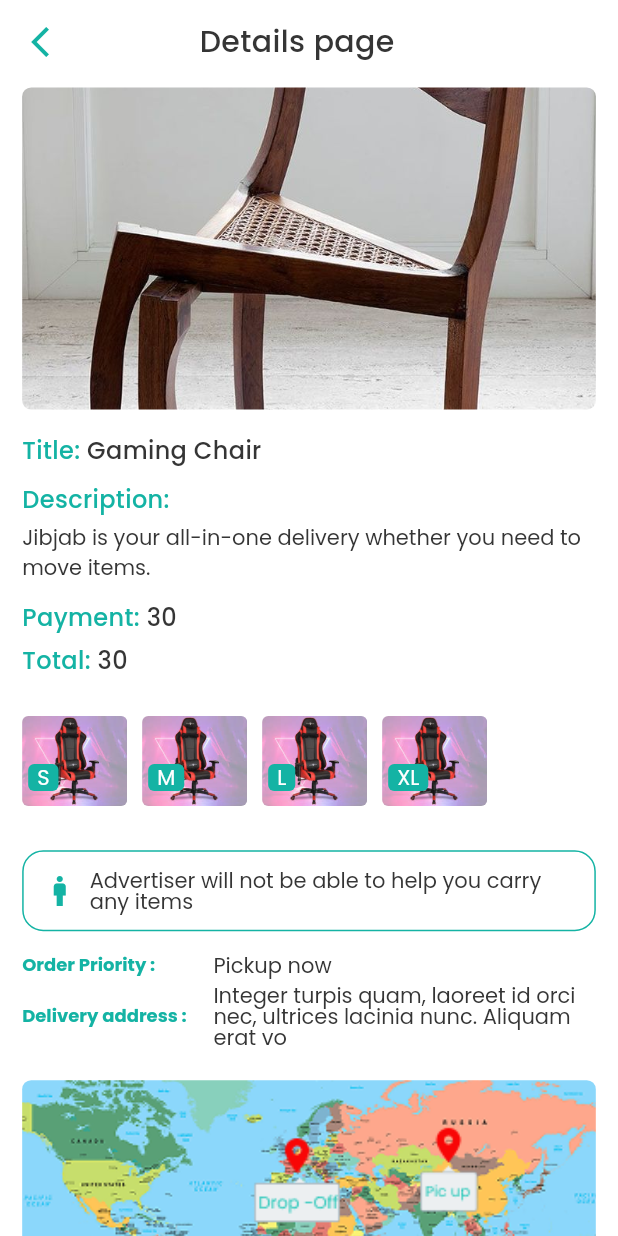
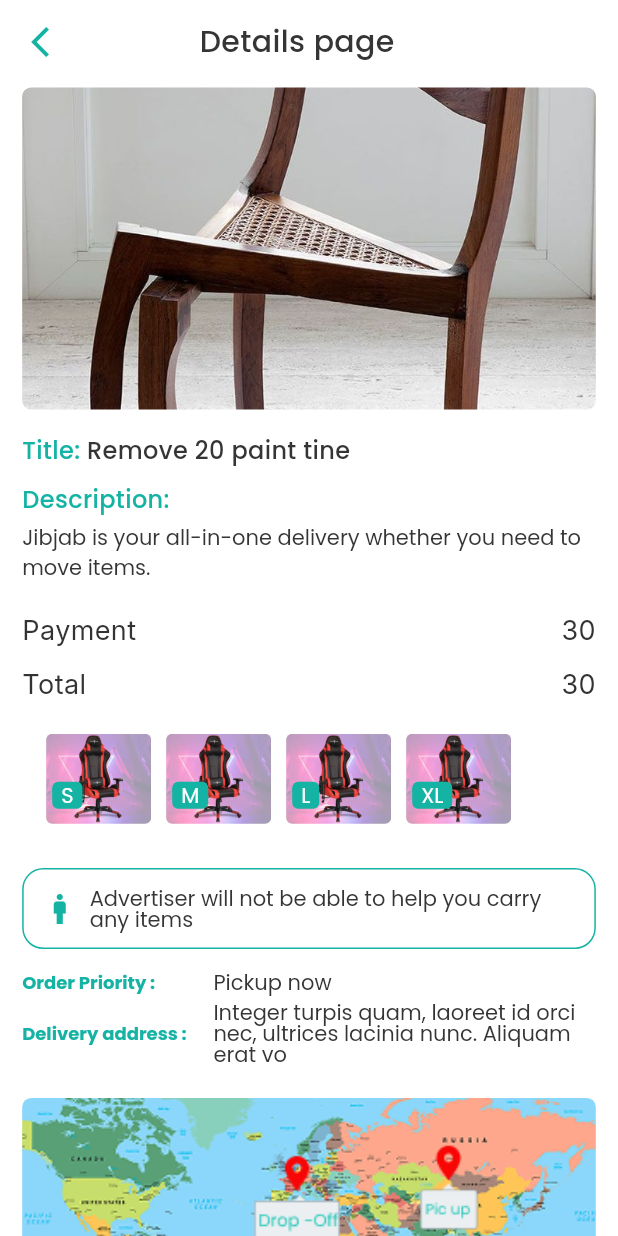
Before and after one commit to learnwithmotaleb/jibjab, a Flutter app: the DetailsOrderScreen screen opened by its route, on a phone screen of 412 x 824 dp. Run offline on Flutter 3.47's test engine with Material 3 defaults, Android fonts, the light colour scheme and no system bars; our stand-ins replace cached_network_image, flutter_screenutil, flutter_spinkit, flutter_svg, fpdart, gap and 14 more; accounts and stored records are empty.

Commit message:
first commit

```diff
--- a/lib/core/routes/route_path.dart
+++ b/lib/core/routes/route_path.dart
@@ -157,6 +157,13 @@ class RoutePath {
 
 
 
+  //===============================DetailsOrderScreen ===============
+  static const String walletScreen = '/WalletScreen';
+
+
+
+
+
 
 
 
--- a/lib/core/routes/routes.dart
+++ b/lib/core/routes/routes.dart
@@ -58,6 +58,8 @@ import 'package:jibjab/presentation/screens/profile/publicProfile/screen/public_
 import 'package:jibjab/presentation/screens/readmore/controller/readmore_controller.dart';
 import 'package:jibjab/presentation/screens/readmore/screen/readmore_screen.dart';
 import 'package:jibjab/presentation/screens/splash_screen/splash_screen.dart';
+import 'package:jibjab/presentation/screens/wallet/controller/wallet_controller.dart';
+import 'package:jibjab/presentation/screens/wallet/screen/wallet_screen.dart';
 import 'package:jibjab/presentation/screens/welcome/screen/welcome_screen.dart';
 
 import '../../global/language/controller/language_controller.dart';
@@ -638,6 +640,19 @@ class AppRouter {
 
 
 
+//====================RecommendScreen ===============
+
+    GetPage(
+      name: RoutePath.walletScreen,
+      page: () => WalletScreen(),
+      transition: Transition.rightToLeft,
+      binding: BindingsBuilder(() {
+        Get.put(WalletController());
+      }),
+    ),
+
+
+
 
 
 
--- a/lib/presentation/screens/AddNewOrder/details_order/screen/details_order_screen.dart
+++ b/lib/presentation/screens/AddNewOrder/details_order/screen/details_order_screen.dart
@@ -1,5 +1,8 @@
 import 'package:flutter/material.dart';
+import 'package:get/get_core/src/get_main.dart';
+import 'package:get/get_navigation/src/extension_navigation.dart';
 import 'package:get/get_utils/src/extensions/internacionalization.dart';
+import 'package:jibjab/core/routes/route_path.dart';
 
 import '../../../../../utils/app_colors/app_colors.dart';
 import '../../../../../utils/app_fonts/app_fonts.dart';
@@ -97,7 +100,7 @@ class _DetailsOrderScreenState extends State<DetailsOrderScreen> {
                   ),
                   Expanded(
                     child: Text(
-                      "Gaming Chair",
+                      "Remove 20 paint tine",
                       style: AppFonts.medium16.copyWith(
                         color: AppColors.blackColor,
                       ),
@@ -126,16 +129,37 @@ class _DetailsOrderScreenState extends State<DetailsOrderScreen> {
                 ),
               ),
 
-              SizedBox(height: Dimensions.h(12)),
+              SizedBox(height: Dimensions.h(20)),
 
               /// 🔹 Payment Info
-              infoPriceRow("Payment", "30"),
-              infoPriceRow("Total", "30"),
+              Row(
+                mainAxisAlignment: MainAxisAlignment.spaceBetween,
+                children: [
+                  Text("Payment"),
+                  Text("30"),
+
+
+                ],
+              ),
+              SizedBox(height: Dimensions.h(10)),
+              Row(
+                mainAxisAlignment: MainAxisAlignment.spaceBetween,
+
+                children: [
+                  Text("Total"),
+                  Text("30"),
+
+
+                ],
+              ),
+
 
               SizedBox(height: Dimensions.h(20)),
 
               /// 🔹 Size Selector
-              HorizontalImageSelector(sizeList: sizeList),
+              Padding(
+                padding: EdgeInsetsGeometry.symmetric(horizontal: 16),
+                  child: HorizontalImageSelector(sizeList: sizeList)),
 
               SizedBox(height: Dimensions.h(20)),
 
@@ -208,8 +232,21 @@ class _DetailsOrderScreenState extends State<DetailsOrderScreen> {
                           style: AppFonts.regular14,
                           softWrap: true,
                         ),
+                        SizedBox(height: Dimensions.h(16)),
                         Text(
                           "description in the post",
+                          style: AppFonts.regular14,
+                          softWrap: true,
+                        ),
+                        SizedBox(height: Dimensions.h(16)),
+                        Text(
+                          "Does not contain anything toxic or harmful",
+                          style: AppFonts.regular14,
+                          softWrap: true,
+                        ),
+                        SizedBox(height: Dimensions.h(16)),
+                        Text(
+                          "will be available at the time for pick up",
                           style: AppFonts.regular14,
                           softWrap: true,
                         ),
@@ -225,7 +262,9 @@ class _DetailsOrderScreenState extends State<DetailsOrderScreen> {
               /// 🔹 Action Button
               AppButton(
                 text: AppStrings.publishPost,
-                onPressed: () {},
+                onPressed: () {
+                  Get.toNamed(RoutePath.walletScreen);
+                },
               ),
 
               SizedBox(height: Dimensions.h(80)),
--- /dev/null
+++ b/lib/presentation/screens/wallet/controller/wallet_controller.dart
@@ -0,0 +1,6 @@
+import 'package:get/get.dart';
+
+class WalletController extends GetxController{
+
+
+}
```
Also changed, not shown: lib/presentation/screens/wallet/screen/wallet_screen.dart (added, +78 -0 lines).
